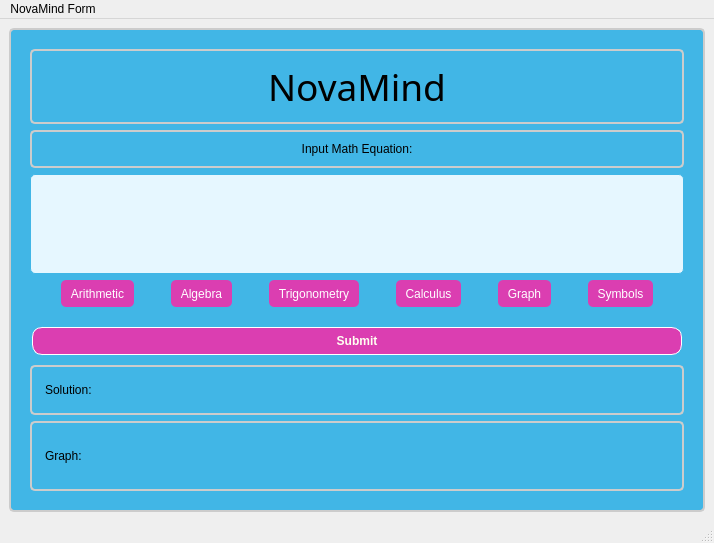
This is mainwindow.ui in Fungi360/NovaMind as Qt 5 draws it before an edit. The edited form follows.
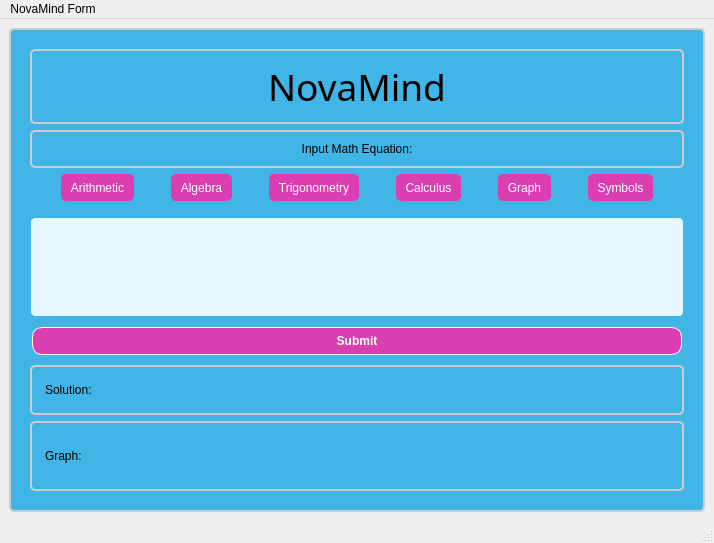
This is the edited form.

Commit message: Limits function update: Working.

Patch:
```diff
--- a/mainwindow.ui
+++ b/mainwindow.ui
@@ -100,19 +100,6 @@
          </property>
         </widget>
        </item>
-       <item>
-        <widget class="QTextEdit" name="EquationEdit">
-         <property name="maximumSize">
-          <size>
-           <width>2200</width>
-           <height>100</height>
-          </size>
-         </property>
-         <property name="frameShadow">
-          <enum>QFrame::Shadow::Sunken</enum>
-         </property>
-        </widget>
-       </item>
        <item>
         <layout class="QHBoxLayout" name="buttonLayout">
          <item>
@@ -228,6 +215,19 @@
          </property>
         </widget>
        </item>
+       <item>
+        <widget class="QTextEdit" name="EquationEdit">
+         <property name="maximumSize">
+          <size>
+           <width>2200</width>
+           <height>100</height>
+          </size>
+         </property>
+         <property name="frameShadow">
+          <enum>QFrame::Shadow::Sunken</enum>
+         </property>
+        </widget>
+       </item>
        <item>
         <widget class="QPushButton" name="SubmitButton">
          <property name="styleSheet">
```
The commit also changes 2 other files.
